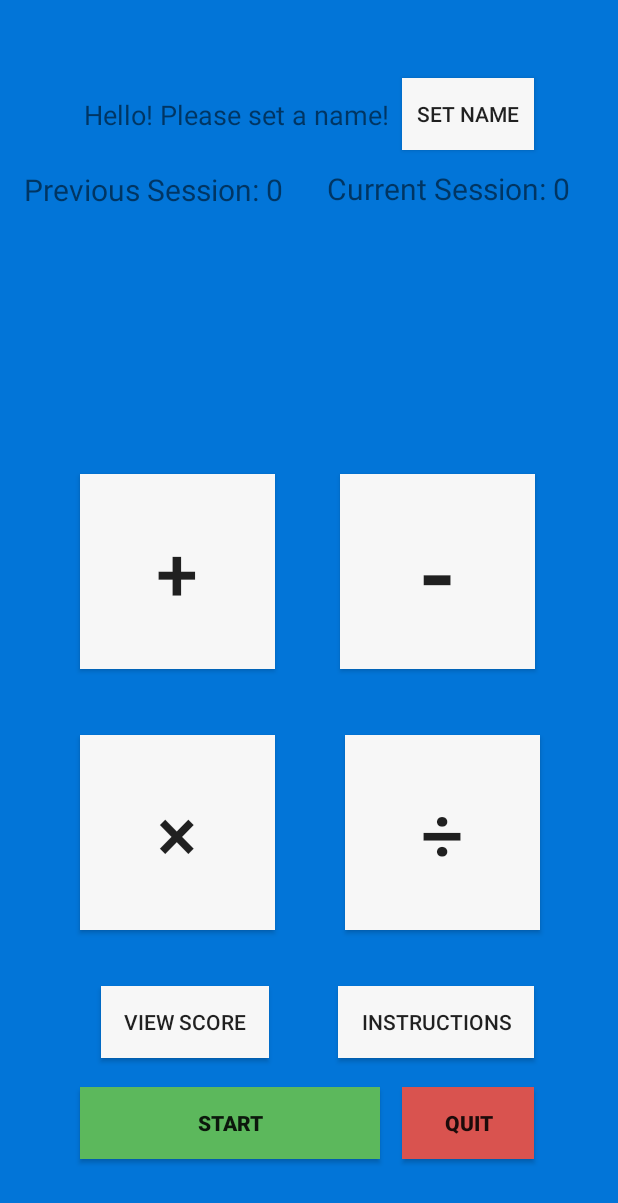
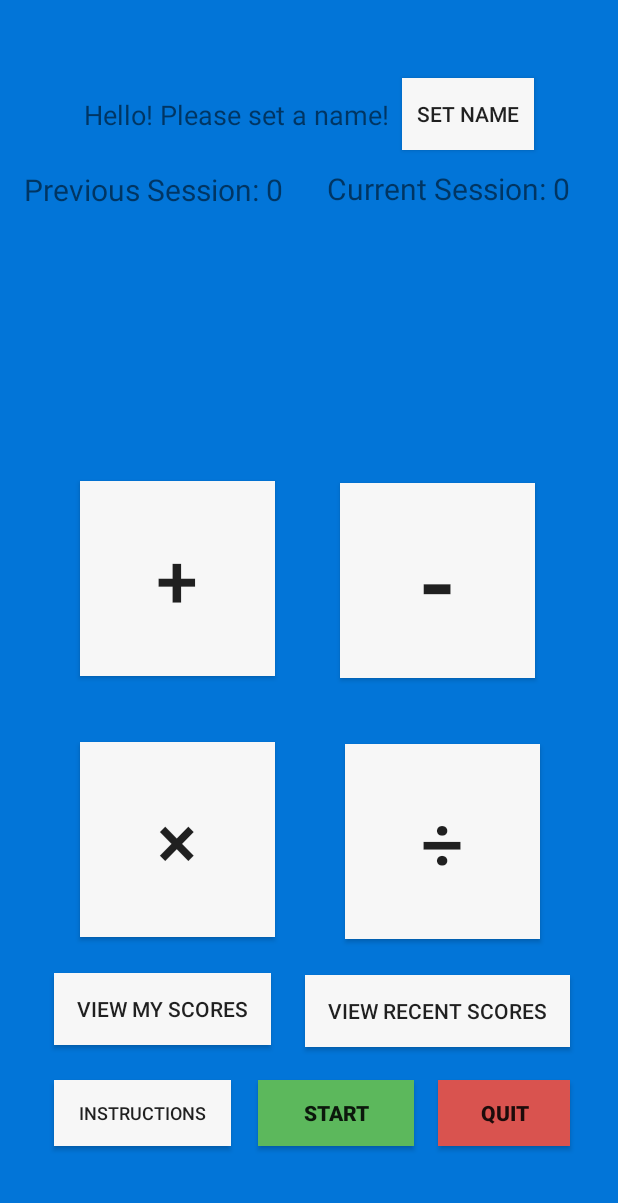
Before and after one commit to jonzxz/CSIT242_A3, an Android app: the screen it shows after launch (MainActivity), on a phone screen of 412 x 824 dp. Shown: the top 1203 px of the screen. Run offline under Robolectric (Android 15) with nearby library versions, the phone set to English and light mode, and no system bars; 4 statements that could not run were skipped.

Commit message:
added recent and my score implementations

```diff
--- a/app/src/main/res/layout/fragment_home_screen.xml
+++ b/app/src/main/res/layout/fragment_home_screen.xml
@@ -84,13 +84,13 @@
         android:layout_width="wrap_content"
         android:layout_height="wrap_content"
         android:layout_marginStart="53dp"
-        android:layout_marginBottom="37dp"
+        android:layout_marginBottom="24dp"
         android:width="130dp"
         android:height="130dp"
+        android:background="#f7f7f7"
         android:text="×"
         android:textSize="50dp"
-        android:background="#f7f7f7"
-        app:layout_constraintBottom_toTopOf="@+id/viewScore"
+        app:layout_constraintBottom_toTopOf="@+id/viewMyScore"
         app:layout_constraintStart_toStartOf="parent" />
 
     <Button
@@ -98,60 +98,34 @@
         android:layout_width="wrap_content"
         android:layout_height="wrap_content"
         android:layout_marginEnd="52dp"
-        android:layout_marginBottom="37dp"
+        android:layout_marginBottom="24dp"
         android:width="130dp"
         android:height="130dp"
+        android:background="#f7f7f7"
         android:text="÷"
         android:textSize="50dp"
-        android:background="#f7f7f7"
-        app:layout_constraintBottom_toTopOf="@+id/viewInstruction"
+        app:layout_constraintBottom_toTopOf="@+id/viewRecentScore"
         app:layout_constraintEnd_toEndOf="parent" />
 
     <Button
-        android:id="@+id/viewScore"
+        android:id="@+id/viewMyScore"
         android:layout_width="wrap_content"
         android:layout_height="wrap_content"
-        android:layout_marginStart="67dp"
-        android:layout_marginBottom="19dp"
-        android:text="View Score"
+        android:layout_marginStart="36dp"
+        android:layout_marginBottom="23dp"
+        android:background="#f7f7f7"
         android:paddingLeft="15dp"
         android:paddingRight="15dp"
-        android:background="#f7f7f7"
-        app:layout_constraintBottom_toTopOf="@+id/startBtn"
-        app:layout_constraintStart_toStartOf="parent" />
-
-    <Button
-        android:id="@+id/viewInstruction"
-        android:layout_width="wrap_content"
-        android:layout_height="wrap_content"
-        android:layout_marginEnd="56dp"
-        android:layout_marginBottom="19dp"
-        android:text="INSTRUCTIONS"
-        android:paddingLeft="15dp"
-        android:paddingRight="15dp"
-        android:background="#f7f7f7"
-        app:layout_constraintBottom_toTopOf="@+id/startBtn"
-        app:layout_constraintEnd_toEndOf="parent" />
-
-    <Button
-        android:id="@+id/startBtn"
-        android:layout_width="wrap_content"
-        android:layout_height="wrap_content"
-        android:layout_marginStart="53dp"
-        android:layout_marginBottom="51dp"
-        android:width="200dp"
-        android:background="#5cb85c"
-        android:text="Start"
-        android:textStyle="bold"
-        app:layout_constraintBottom_toBottomOf="parent"
+        android:text="View My Scores"
+        app:layout_constraintBottom_toTopOf="@+id/viewInstruction"
         app:layout_constraintStart_toStartOf="parent" />
 
     <Button
         android:id="@+id/quitBtn"
         android:layout_width="wrap_content"
-        android:layout_height="wrap_content"
-        android:layout_marginEnd="56dp"
-        android:layout_marginBottom="51dp"
+        android:layout_height="44dp"
+        android:layout_marginEnd="32dp"
+        android:layout_marginBottom="60dp"
         android:width="50dp"
         android:background="#d9534f"
         android:text="Quit"
@@ -159,5 +133,45 @@
         app:layout_constraintBottom_toBottomOf="parent"
         app:layout_constraintEnd_toEndOf="parent" />
 
+    <Button
+        android:id="@+id/viewInstruction"
+        android:layout_width="118dp"
+        android:layout_height="44dp"
+        android:layout_marginStart="36dp"
+        android:layout_marginBottom="60dp"
+        android:background="#f7f7f7"
+        android:paddingLeft="15dp"
+        android:paddingRight="15dp"
+        android:text="INSTRUCTIONS"
+        android:textSize="12sp"
+        app:layout_constraintBottom_toBottomOf="parent"
+        app:layout_constraintStart_toStartOf="parent" />
+
+    <Button
+        android:id="@+id/startBtn"
+        android:layout_width="104dp"
+        android:layout_height="44dp"
+        android:layout_marginStart="18dp"
+        android:layout_marginBottom="60dp"
+        android:width="200dp"
+        android:background="#5cb85c"
+        android:text="Start"
+        android:textStyle="bold"
+        app:layout_constraintBottom_toBottomOf="parent"
+        app:layout_constraintStart_toEndOf="@+id/viewInstruction" />
+
+    <Button
+        android:id="@+id/viewRecentScore"
+        android:layout_width="wrap_content"
+        android:layout_height="wrap_content"
+        android:layout_marginEnd="32dp"
+        android:layout_marginBottom="22dp"
+        android:background="#f7f7f7"
+        android:paddingLeft="15dp"
+        android:paddingRight="15dp"
+        android:text="View Recent Scores"
+        app:layout_constraintBottom_toTopOf="@+id/quitBtn"
+        app:layout_constraintEnd_toEndOf="parent" />
+
 
 </androidx.constraintlayout.widget.ConstraintLayout>
```
Also changed, not shown: app/src/main/java/com/example/csit242_a3/DatabaseHelper.java (+53 -0 lines), app/src/main/java/com/example/csit242_a3/HomeScreenFragment.java (+60 -10 lines).
